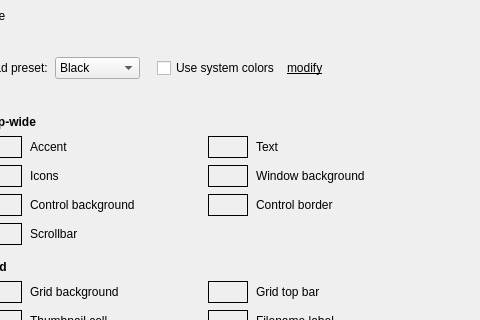
Above: src/gui/dialogs/settingsdialog.ui from do-i/thumbgrid before the change; both pictures show x 220 to 700 and y 0 to 320 of the 783 by 741 pixel window. Below: the same form after it.
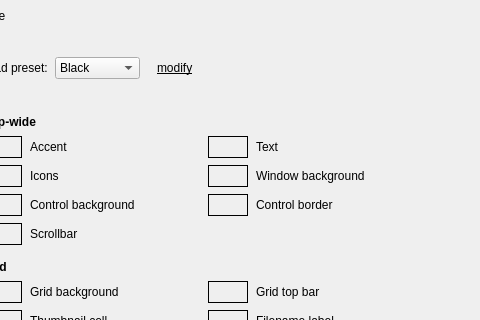
That is the form after the change. The open tabs and pages were chosen to show the change. Custom widgets are drawn as their Qt base class.

Commit message: refactor: group thumbgrid.conf settings by UI category; store theme selection as a single pointer

```diff
--- a/src/gui/dialogs/settingsdialog.ui
+++ b/src/gui/dialogs/settingsdialog.ui
@@ -3026,13 +3026,6 @@
                       </property>
                      </spacer>
                     </item>
-                    <item>
-                     <widget class="QCheckBox" name="useSystemColorsCheckBox">
-                      <property name="text">
-                       <string>Use system colors</string>
-                      </property>
-                     </widget>
-                    </item>
                     <item>
                      <widget class="ClickableLabel" name="modifySystemSchemeLabel">
                       <property name="cursor">
```
Left out of the diff: 5 changed lines with no effect on the pictures. The commit also changes 6 other files.
